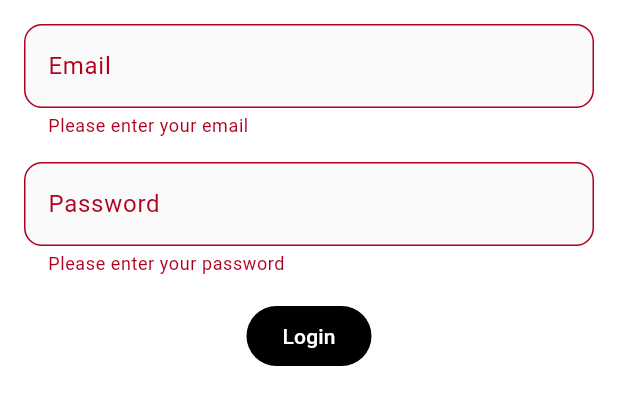
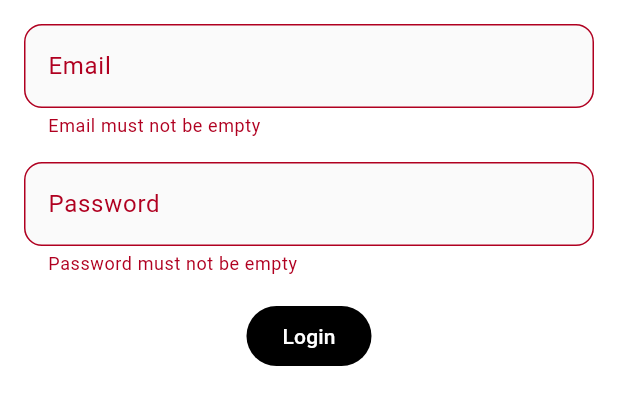
Before and after one commit to reedu-reengineering-education/sensebox-bike-flutter, a Flutter app: the LoginForm widget shown alone on an empty page, opened directly with empty values, after a tap on "Login", on a phone screen of 412 x 824 dp. Shown: the top 405 px of the screen. Run offline on Flutter 3.47's test engine with Material 3 defaults, Android fonts, the phone set to English and light mode, and no system bars; our stand-ins replace app_links, cached_network_image, csv, device_info_plus, fl_chart, flutter_blue_plus and 9 more; missing offline and left inert: google_polyline_algorithm, mapbox_maps_flutter, mapbox_maps_flutter_draw, turf; accounts and stored records are empty; generated files the repository leaves out were written again; network calls fail; statements that could not run were skipped.

Commit message:
feat: more translations

```diff
--- a/lib/l10n/app_en.arb
+++ b/lib/l10n/app_en.arb
@@ -12,6 +12,7 @@
     },
     "generalRetry": "Retry",
     "generalCancel": "Cancel",
+    "generalCreate": "Create",
     "generalOk": "Ok",
     "generalSave": "Save",
     "generalDelete": "Delete",
@@ -26,15 +27,33 @@
     "tracksNoTracks": "No tracks available",
     "tracksTrackDeleted": "Track deleted",
     "openSenseMapLogin": "Login with openSenseMap",
-    "openSenseMapLoginError": "Error while logging in with openSenseMap",
+    "openSenseMapLoginShort": "Login",
     "openSenseMapRegister": "Register with openSenseMap",
-    "openSenseMapRegisterError": "Error while registering with openSenseMap",
-    "openSenseMapLogout": "Logout from openSenseMap",
-    "openSenseMapLogoutError": "Error while logging out from openSenseMap",
+    "openSenseMapLogout": "Logout",
+    "openSenseMapEmail": "Email",
+    "openSenseMapPassword": "Password",
+    "openSenseMapEmailErrorEmpty": "Email must not be empty",
+    "openSenseMapEmailErrorInvalid": "Invalid email address",
+    "openSenseMapPasswordErrorEmpty": "Password must not be empty",
+    "openSenseMapLoginFailed": "Login failed",
+    "openSenseMapRegisterName": "Name",
+    "openSenseMapRegisterNameErrorEmpty": "Name must not be empty",
+    "openSenseMapRegisterPasswordConfirm": "Confirm password",
+    "openSenseMapRegisterPasswordConfirmErrorEmpty": "Password confirmation must not be empty",
+    "openSenseMapRegisterPasswordErrorMismatch": "Passwords do not match",
+    "openSenseMapRegisterPasswordErrorCharacters": "Password must contain at least 8 characters",
+    "openSenseMapRegisterFailed": "Registration failed",
     "connectionButtonConnect": "Connect",
     "connectionButtonDisconnect": "Disconnect",
     "connectionButtonConnecting": "Connecting...",
     "connectionButtonReconnecting": "Reconnecting...",
     "connectionButtonStart": "Start",
-    "connectionButtonStop": "Stop"
+    "connectionButtonStop": "Stop",
+    "bleDeviceSelectTitle": "Connect to your senseBox:bike",
+    "createBoxTitle": "Create senseBox:bike",
+    "createBoxModel": "Model",
+    "createBoxModelErrorEmpty": "Please select a model",
+    "createBoxName": "Name",
+    "createBoxNameError": "Name must be between 2 and 50 characters",
+    "createBoxGeolocationCurrentPosition": "Your current position will be used"
 }
--- a/lib/services/opensensemap_service.dart
+++ b/lib/services/opensensemap_service.dart
@@ -1,3 +1,4 @@
+import 'package:flutter/material.dart';
 import 'package:http/http.dart' as http;
 import 'dart:convert';
 import 'package:shared_preferences/shared_preferences.dart';
@@ -80,7 +81,7 @@ class OpenSenseMapService {
     final refreshToken = prefs.getString('refreshToken');
 
     if (refreshToken == null) {
-      throw Exception('No refresh token found');
+      debugPrint('No refresh token found');
     }
 
     final response = await http.post(
@@ -99,7 +100,7 @@ class OpenSenseMapService {
       await prefs.setString('accessToken', newAccessToken);
       await prefs.setString('refreshToken', newRefreshToken);
     } else {
-      throw Exception('Failed to refresh token: ${response.body}');
+      debugPrint('Failed to refresh token: ${response.body}');
     }
   }
 
--- a/lib/ui/widgets/home/ble_device_selection_dialog_widget.dart
+++ b/lib/ui/widgets/home/ble_device_selection_dialog_widget.dart
@@ -1,6 +1,7 @@
 import 'package:sensebox_bike/blocs/ble_bloc.dart';
 import 'package:flutter/material.dart';
 import 'package:flutter_blue_plus/flutter_blue_plus.dart';
+import 'package:flutter_gen/gen_l10n/app_localizations.dart';
 
 void showDeviceSelectionDialog(BuildContext context, BleBloc bleBloc) {
   bleBloc.startScanning();
@@ -11,7 +12,7 @@ void showDeviceSelectionDialog(BuildContext context, BleBloc bleBloc) {
     builder: (BuildContext context) {
       return Column(
         children: [
-          Text('Select a device to connect to',
+          Text(AppLocalizations.of(context)!.bleDeviceSelectTitle,
               style: Theme.of(context).textTheme.headlineSmall),
           SizedBox(
             height: 300,
--- a/lib/ui/widgets/opensensemap/login.dart
+++ b/lib/ui/widgets/opensensemap/login.dart
@@ -1,6 +1,7 @@
 import 'package:flutter/material.dart';
 import 'package:sensebox_bike/blocs/opensensemap_bloc.dart';
 import 'package:sensebox_bike/ui/widgets/opensensemap/login_selection_modal.dart';
+import 'package:flutter_gen/gen_l10n/app_localizations.dart';
 
 class LoginForm extends StatefulWidget {
   final OpenSenseMapBloc bloc;
@@ -38,17 +39,19 @@ class _LoginFormState extends State<LoginForm> {
               TextFormField(
                 autofillHints: const [AutofillHints.email],
                 controller: emailController,
-                decoration: const InputDecoration(
-                  labelText: 'Email',
+                decoration: InputDecoration(
+                  labelText: AppLocalizations.of(context)!.openSenseMapEmail,
                   // No border
                 ),
                 keyboardType: TextInputType.emailAddress,
                 validator: (value) {
                   if (value == null || value.isEmpty) {
-                    return 'Please enter your email';
+                    return AppLocalizations.of(context)!
+                        .openSenseMapEmailErrorEmpty;
                   }
                   if (!RegExp(r'^[^@]+@[^@]+\.[^@]+').hasMatch(value)) {
-                    return 'Please enter a valid email address';
+                    return AppLocalizations.of(context)!
+                        .openSenseMapEmailErrorInvalid;
                   }
                   return null;
                 },
@@ -57,13 +60,14 @@ class _LoginFormState extends State<LoginForm> {
               TextFormField(
                 autofillHints: const [AutofillHints.password],
                 controller: passwordController,
-                decoration: const InputDecoration(
-                  labelText: 'Password',
+                decoration: InputDecoration(
+                  labelText: AppLocalizations.of(context)!.openSenseMapPassword,
                 ),
                 obscureText: true,
                 validator: (value) {
                   if (value == null || value.isEmpty) {
-                    return 'Please enter your password';
+                    return AppLocalizations.of(context)!
+                        .openSenseMapPasswordErrorEmpty;
                   }
                   return null;
                 },
@@ -90,7 +94,9 @@ class _LoginFormState extends State<LoginForm> {
                                       const Icon(Icons.error,
                                           color: Colors.red),
                                       const SizedBox(height: 8),
-                                      Text("Login failed",
+                                      Text(
+                                          AppLocalizations.of(context)!
+                                              .openSenseMapLoginFailed,
                                           style: Theme.of(context)
                                               .textTheme
                                               .headlineMedium),
@@ -105,7 +111,8 @@ class _LoginFormState extends State<LoginForm> {
                       }
                     }
                   },
-                  child: const Text('Login'),
+                  child: Text(
+                      AppLocalizations.of(context)!.openSenseMapLoginShort),
                 );
               }),
             ],
```
Also changed, not shown: lib/l10n/app_de.arb (+25 -6 lines), lib/ui/screens/home_screen.dart (+18 -16 lines), lib/ui/widgets/opensensemap/create_bike_box_dialog.dart (+17 -13 lines), lib/ui/widgets/opensensemap/login_selection_modal.dart (+5 -4 lines), lib/ui/widgets/opensensemap/register.dart (+28 -19 lines).
